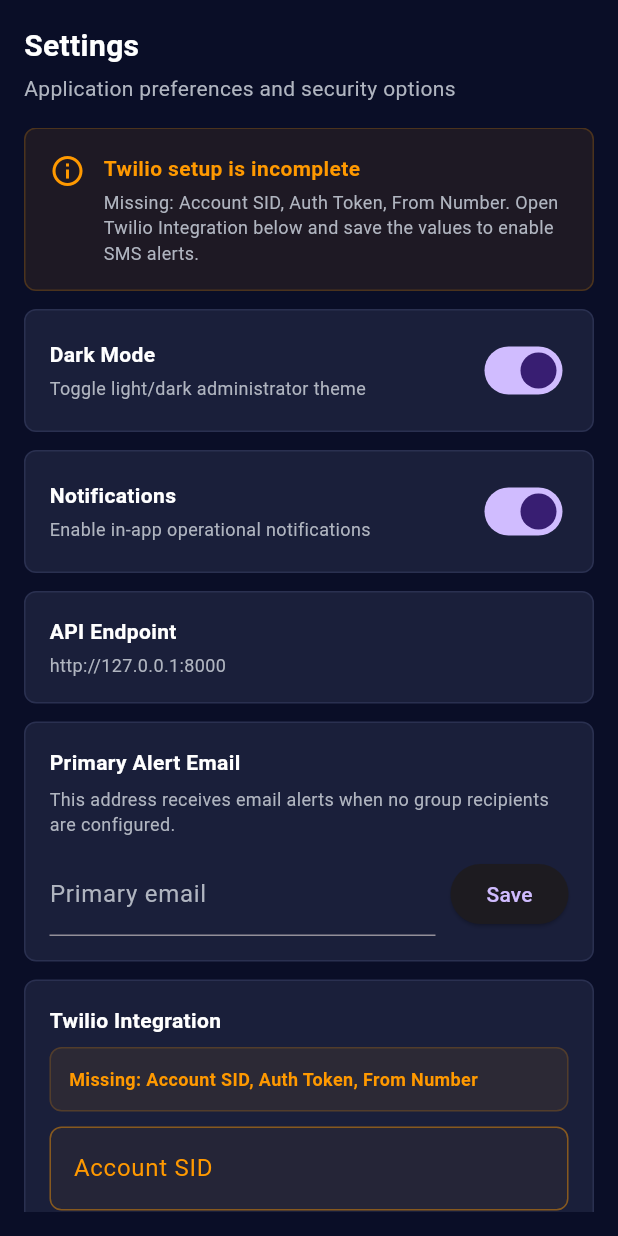
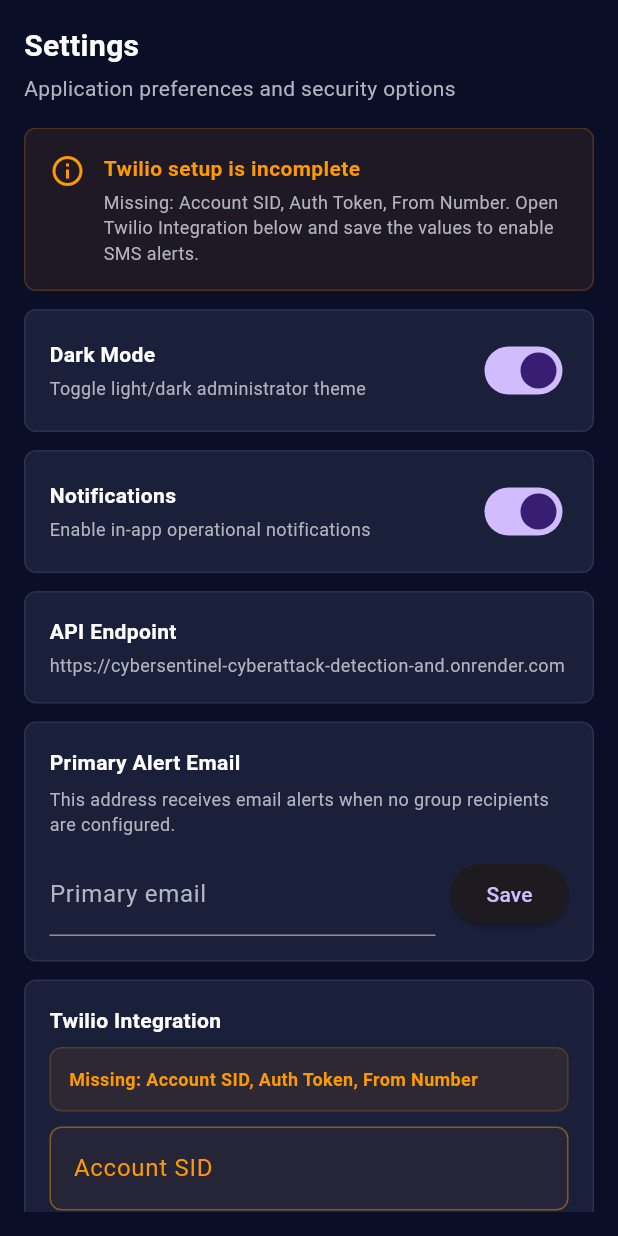
Before and after one commit to mlestiwege-maker/CyberSentinel-Cyberattack_Detection_And_Threat_Monitoring_System, a Flutter app: the SettingsScreen widget shown alone on an empty page, opened directly, on a phone screen of 412 x 824 dp. Run offline on Flutter 3.47's test engine with Material 3 defaults, Android fonts, the phone set to English and light mode, and no system bars; our stand-ins replace flutter_map, latlong2; network calls fail.

Commit message:
feat: configure frontend for vercel deployment with live api endpoints

```diff
--- a/lib/core/constants.dart
+++ b/lib/core/constants.dart
@@ -1,6 +1,6 @@
 class AppConstants {
   static const String appName = 'CyberSentinel';
-  static const String apiBaseUrl = 'http://127.0.0.1:8000';
+  static const String apiBaseUrl = 'https://cybersentinel-cyberattack-detection-and.onrender.com';
   static const String apiVersion = '/api/v1';
 
   // API Endpoints
--- a/lib/features/settings/settings_screen.dart
+++ b/lib/features/settings/settings_screen.dart
@@ -28,7 +28,7 @@
               value: AppState.instance.notificationsEnabled,
               onChanged: AppState.instance.setNotificationsEnabled,
             ),
-            const _InfoTile(title: 'API Endpoint', subtitle: 'http://127.0.0.1:8000'),
+            const _InfoTile(title: 'API Endpoint', subtitle: 'https://cybersentinel-cyberattack-detection-and.onrender.com'),
             const PrimaryEmailSettings(),
             const TwilioSettings(),
             const GroupEmailSettings(),
--- a/lib/services/notification_service.dart
+++ b/lib/services/notification_service.dart
@@ -2,7 +2,7 @@
 import 'package:http/http.dart' as http;
 
 class NotificationService {
-  static const String _baseUrl = 'http://127.0.0.1:8000/api/v1';
+  static const String _baseUrl = 'https://cybersentinel-cyberattack-detection-and.onrender.com/api/v1';
 
   /// Send SMS via backend (which may use mock mode or Twilio based on server config)
   static Future<bool> sendSmsAlert({
```
Also changed, not shown: vercel.json (added), 1 other file.
